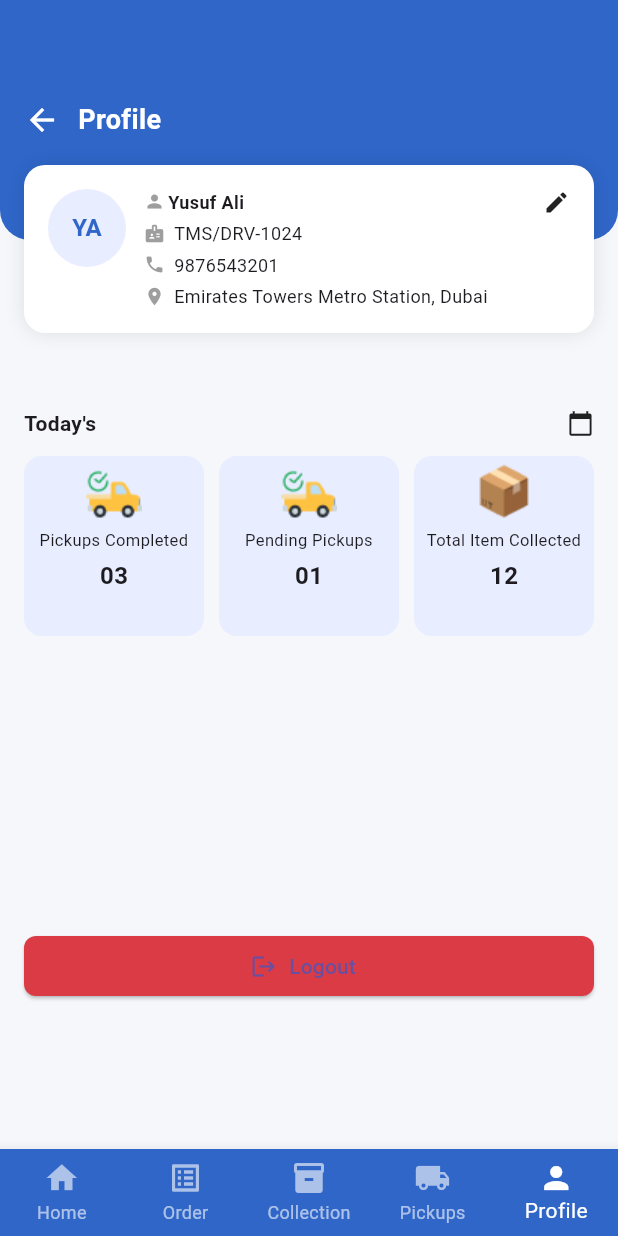
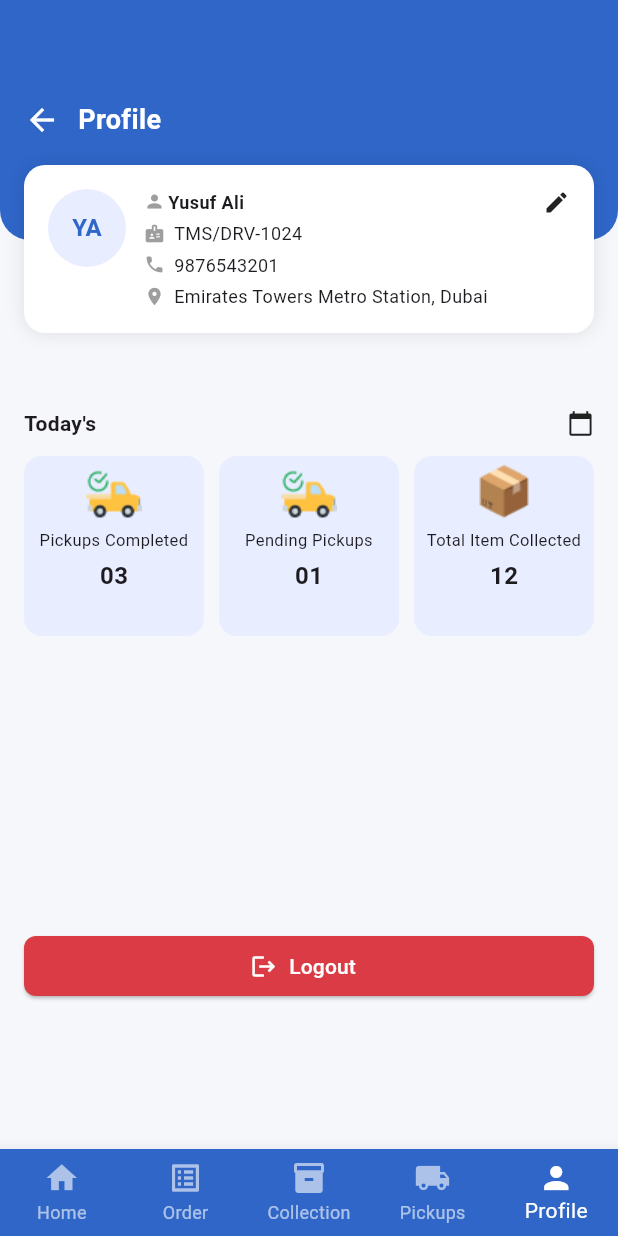
Before and after one commit to Dipalikade/laundry_pos_system, a Flutter app: the HomeDashboardScreen screen opened directly, item 5 of the bottom bar chosen, on a phone screen of 412 x 824 dp. Run offline on Flutter 3.47's test engine with Material 3 defaults, Android fonts, the phone set to English and light mode, and no system bars.

Commit message:
UI updated

```diff
--- a/lib/pages/profile/profile_screen.dart
+++ b/lib/pages/profile/profile_screen.dart
@@ -181,8 +181,8 @@ class ProfileBody extends StatelessWidget {
                         (route) => false,
                   );
                 },
-                icon: const Icon(Icons.logout),
-                label: const Text('Logout'),
+                icon: const Icon(Icons.logout,color: Colors.white,),
+                label: const Text('Logout',style: TextStyle(color: Colors.white),),
               ),
             ),
           ),
```
